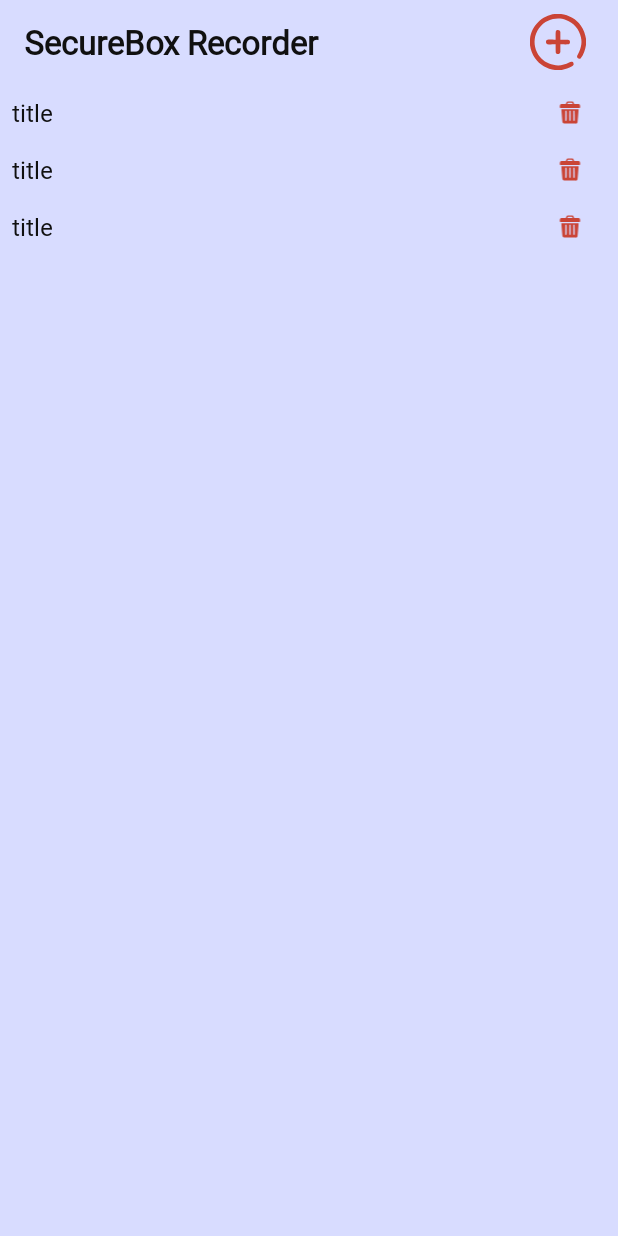
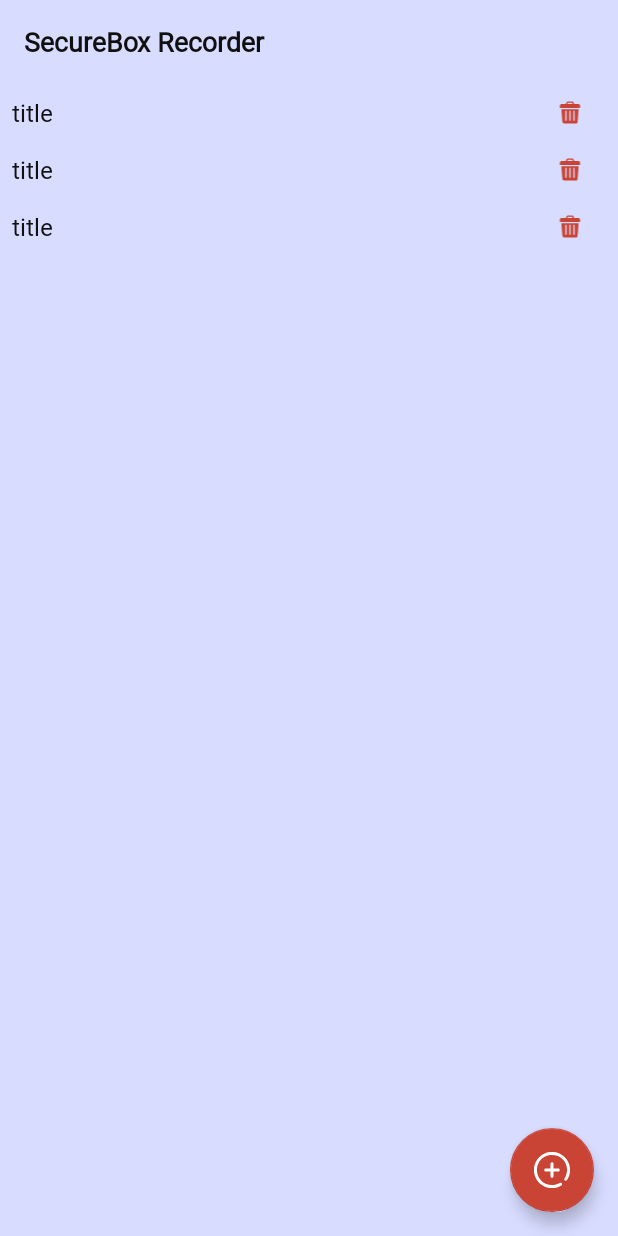
Before and after one commit to pooryadb/SecureBox-Recorder, an Android app: the layout fragment_record_list.xml on its own in the app's theme, with its tools: preview values and no code run, on a phone screen of 412 x 824 dp. Run offline under Robolectric (Android 15) with nearby library versions, the phone set to English and light mode, and no system bars.

Commit message:
add fab for fragment_record_list.xml

```diff
--- a/app/src/main/java/ir/romroid/secureboxrecorder/presentation/recorder/dialog/RecorderDialog.kt
+++ b/app/src/main/java/ir/romroid/secureboxrecorder/presentation/recorder/dialog/RecorderDialog.kt
@@ -248,7 +248,6 @@ class RecorderDialog : BaseBottomSheetDialogFragment<DialogRecorderBinding>() {
         findNavController().setBackStackLiveData(BACK_FROM_RECORDER, gotoFileManager)
     }
 
-
     private val animateWave: ValueAnimator by lazy {
         ValueAnimator().apply {
             setIntValues(
--- a/app/src/main/res/layout/fragment_record_list.xml
+++ b/app/src/main/res/layout/fragment_record_list.xml
@@ -20,31 +20,40 @@
 
             <com.google.android.material.textview.MaterialTextView
                 android:id="@+id/tvName"
-                style="@style/txt.h4.bold"
+                style="@style/txt.h3.bold"
                 android:layout_width="0dp"
                 android:layout_height="wrap_content"
                 android:layout_marginEnd="@dimen/padding"
                 android:layout_weight="1"
                 android:text="@string/app_name" />
 
-            <androidx.appcompat.widget.AppCompatImageView
-                android:id="@+id/btnAdd"
-                android:layout_width="@dimen/icon_big"
-                android:layout_height="@dimen/icon_big"
-                android:background="?android:attr/selectableItemBackgroundBorderless"
-                android:padding="5dp"
-                android:src="@drawable/ic_circle_plus"
-                android:tint="?attr/colorError" />
-
         </androidx.appcompat.widget.LinearLayoutCompat>
     </com.google.android.material.appbar.MaterialToolbar>
 
-    <androidx.recyclerview.widget.RecyclerView
-        android:id="@+id/rcAudio"
+    <androidx.coordinatorlayout.widget.CoordinatorLayout
         android:layout_width="match_parent"
         android:layout_height="0dp"
-        android:layout_weight="1"
-        app:layoutManager="androidx.recyclerview.widget.LinearLayoutManager"
-        tools:listitem="@layout/item_audio" />
+        android:layout_weight="1">
+
+        <androidx.recyclerview.widget.RecyclerView
+            android:id="@+id/rcAudio"
+            android:layout_width="match_parent"
+            android:layout_height="match_parent"
+            app:layoutManager="androidx.recyclerview.widget.LinearLayoutManager"
+            tools:listitem="@layout/item_audio" />
+
+        <com.google.android.material.floatingactionbutton.FloatingActionButton
+            android:id="@+id/btnAdd"
+            android:layout_width="wrap_content"
+            android:layout_height="wrap_content"
+            android:layout_gravity="bottom|end"
+            android:layout_margin="@dimen/margin"
+            android:src="@drawable/ic_circle_plus"
+            app:backgroundTint="?attr/colorError"
+            app:fabSize="normal"
+            app:layout_behavior="com.google.android.material.behavior.HideBottomViewOnScrollBehavior"
+            app:tint="#fff" />
+
+    </androidx.coordinatorlayout.widget.CoordinatorLayout>
 
 </androidx.appcompat.widget.LinearLayoutCompat>
```
